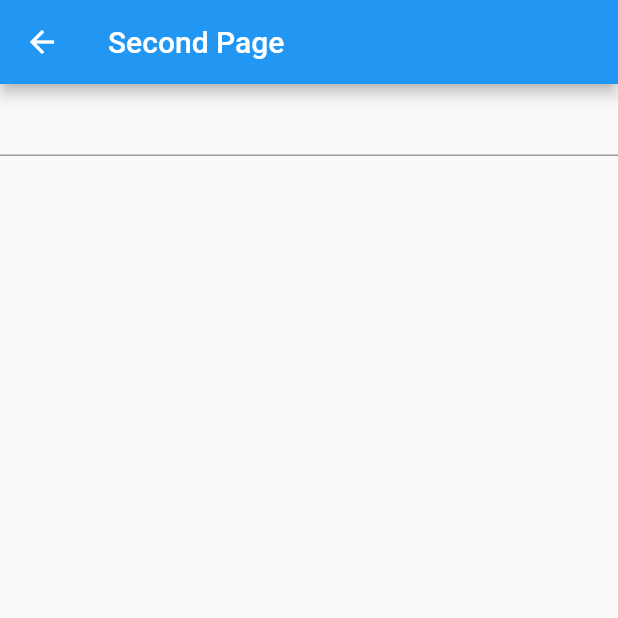
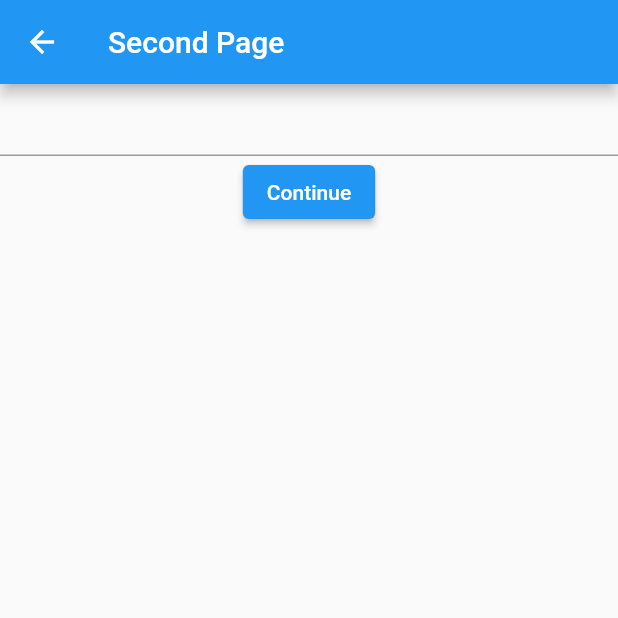
Before and after one commit to Akib7/broadcast_receiver, a Flutter app: the screen it shows after launch, after a tap on "Continue", on a phone screen of 412 x 824 dp, the top half of it. Run offline on Flutter 3.47's test engine with Material 2 defaults, Android fonts, the phone set to English and light mode, and no system bars; our stand-ins replace get; missing offline and left inert: flutter_broadcast_receiver.

Commit message:
fixed some errors

```diff
--- a/lib/main.dart
+++ b/lib/main.dart
@@ -1,7 +1,10 @@
 import 'package:broadcast_receiver/second_page.dart';
+import 'package:broadcast_receiver/third_page.dart';
 import 'package:flutter/material.dart';
 import 'package:flutter_broadcast_receiver/flutter_broadcast_receiver.dart';
 import 'package:get/get.dart';
+
+import 'fourth_page.dart';
 
 void main() {
   runApp(const MyApp());
@@ -74,7 +77,7 @@ class _MyHomePageState extends State<MyHomePage> {
   void _incrementCounter() {
     setState(() {
       _counter++;
-      Get.to(() => const SecondPage());
+      Get.to(() => SecondPage());
     });
     //Publish broadcast
     // BroadcastReceiver().publish<String>("BROADCAST_RECEIVER_DEMO",
@@ -82,6 +85,16 @@ class _MyHomePageState extends State<MyHomePage> {
 
     BroadcastReceiver()
         .publish<String>("BROADCAST_RECEIVER_DEMO", arguments: message);
+  }
+
+  moveToPage() {
+    if (dropdownValue == 'Custom broadcast receiver') {
+      Get.to(() => SecondPage());
+    } else if (dropdownValue == 'Wifi RTT state change receiver') {
+      Get.to(() => const ThirdPage());
+    } else if (dropdownValue == 'System battery notification receiver') {
+      Get.to(() => const FourthPage());
+    }
   }
 
   @override
@@ -110,9 +123,9 @@ class _MyHomePageState extends State<MyHomePage> {
                   dropdownValue = newValue!;
                 });
 
-                if (dropdownValue == 'Custom broadcast receiver') {
-                  Get.to(() => const SecondPage());
-                }
+                // if (dropdownValue == 'Custom broadcast receiver') {
+                //   Get.to(() => const SecondPage());
+                // }
               },
               items: name.map<DropdownMenuItem<String>>((String value) {
                 return DropdownMenuItem<String>(
@@ -127,7 +140,9 @@ class _MyHomePageState extends State<MyHomePage> {
               style: Theme.of(context).textTheme.headline4,
             ),
             ElevatedButton(
-                onPressed: _incrementCounter, child: const Text('Continue'))
+              onPressed: moveToPage,
+              child: const Text('Continue'),
+            ),
           ],
         ),
       ),
--- a/lib/second_page.dart
+++ b/lib/second_page.dart
@@ -1,7 +1,25 @@
 import 'package:flutter/material.dart';
+import 'package:flutter_broadcast_receiver/flutter_broadcast_receiver.dart';
+import 'package:get/get.dart';
 
-class SecondPage extends StatelessWidget {
+class SecondPage extends StatefulWidget {
   const SecondPage({Key? key}) : super(key: key);
+
+  @override
+  State<SecondPage> createState() => _SecondPageState();
+}
+
+class _SecondPageState extends State<SecondPage> {
+  void counter() {
+    //Publish broadcast
+    // BroadcastReceiver().publish<String>("BROADCAST_RECEIVER_DEMO",
+    //     arguments: _counter.toString());
+
+    BroadcastReceiver().publish<String>("BROADCAST_RECEIVER_DEMO",
+        arguments: inputController.text);
+  }
+
+  TextEditingController inputController = TextEditingController();
 
   @override
   Widget build(BuildContext context) {
@@ -9,7 +27,18 @@ class SecondPage extends StatelessWidget {
       appBar: AppBar(
         title: const Text('Second Page'),
       ),
-      body: Column(children: [TextFormField()]),
+      body: Column(children: [
+        TextField(
+          controller: inputController,
+        ),
+        ElevatedButton(
+          onPressed: () {
+            counter();
+            Get.to(() => const SecondPage());
+          },
+          child: const Text('Continue'),
+        ),
+      ]),
     );
   }
 }
```
Also changed, not shown: lib/input.dart (added, +20 -0 lines).
